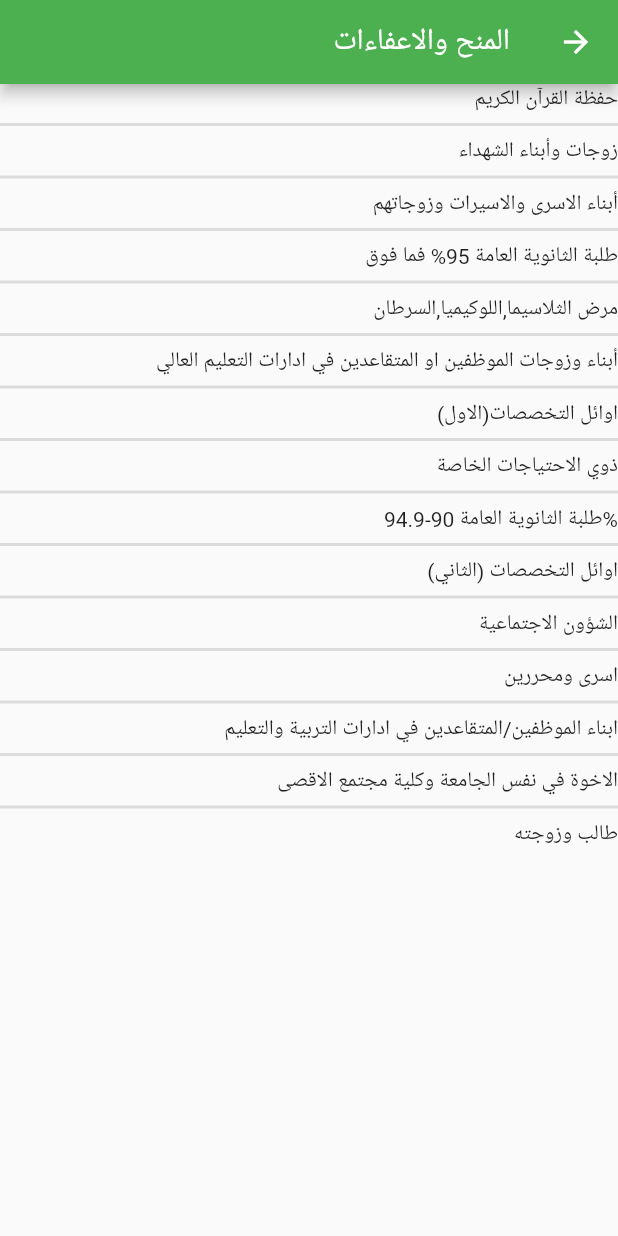
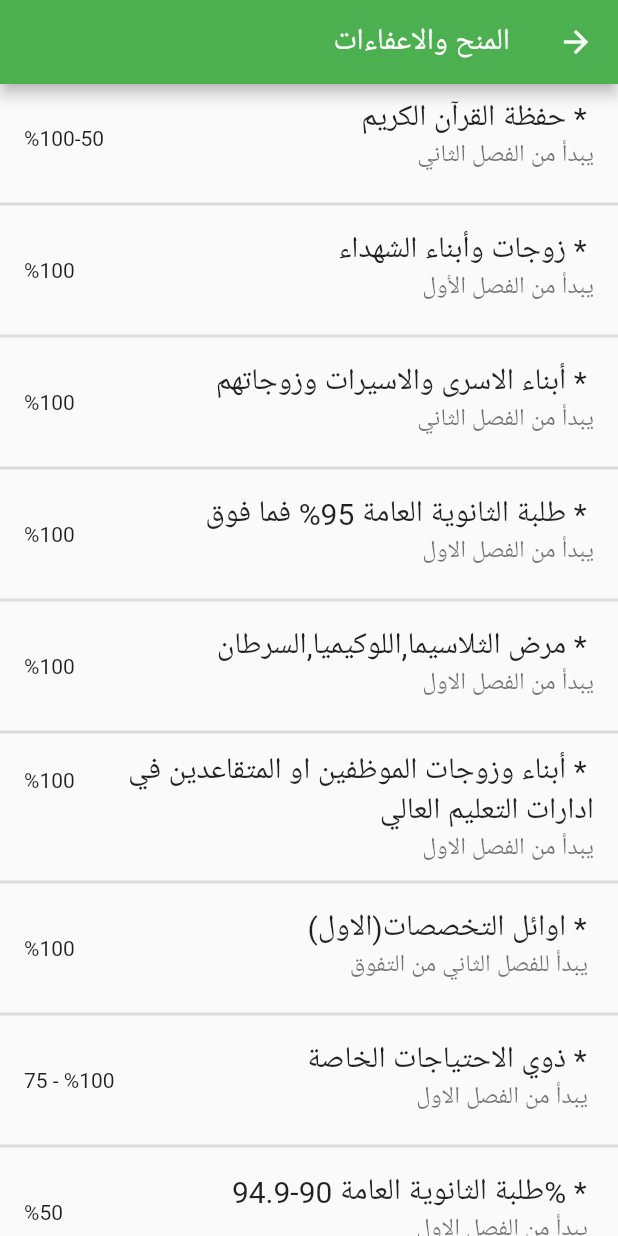
Before and after one commit to RamadanJawad/project_unv, a Flutter app: the DetailsScreen screen opened by its route, on a phone screen of 412 x 824 dp. Run offline on Flutter 3.47's test engine with Material 2 defaults, Android fonts, the light colour scheme and no system bars; our stand-ins replace animated_splash_screen, google_fonts; Roboto replaces fonts that are missing (Cairo).

Commit message:
First Commit

```diff
--- a/lib/data/details.dart
+++ b/lib/data/details.dart
@@ -6,7 +6,7 @@ class DataDetails {
       "start": "يبدأ من الفصل الثاني",
       "details1":
           "يتم تحديد نسبة الاعفاء حسب نتيجة الطالب في الامتحان داخل المؤسسة الاكاديمية",
-      "details2": " ",
+      "details2": " يتم الاختبار فصليا وعلى ذلك يتم تقييم نسبة الاعفاء",
       "details3": " ",
       "exemption rate": "%100-50"
     },
@@ -92,6 +92,7 @@ class DataDetails {
       "details1": "ان لا يقل معدل الطالب الفصلي عن 80% بعدد 12 ساعة على الاقل",
       "details2": " ",
       "details3": " ",
+      "exemption rate": "%50"
     },
     {
       "name": "الشؤون الاجتماعية",
--- a/lib/screens/details_screen.dart
+++ b/lib/screens/details_screen.dart
@@ -50,7 +50,18 @@ class _DetailsScreenState extends State<DetailsScreen> {
                       }
                     });
                   },
-                  child: Text(DataDetails.data[index]['name']),
+                  child: ListTile(
+                    title: Text(
+                      " * ${DataDetails.data[index]['name']}",
+                      style: GoogleFonts.cairo(fontSize: 20),
+                    ),
+                    subtitle: Text(
+                      "${DataDetails.data[index]['start']}",
+                      style: GoogleFonts.cairo(fontSize: 16),
+                    ),
+                    trailing:
+                        Text("${DataDetails.data[index]['exemption rate']}"),
+                  ),
                 );
               })),
     );
--- a/lib/screens/home_screen.dart
+++ b/lib/screens/home_screen.dart
@@ -2,8 +2,8 @@ import 'package:flutter/material.dart';
 import 'package:flutter/src/foundation/key.dart';
 import 'package:flutter/src/widgets/framework.dart';
 import 'package:google_fonts/google_fonts.dart';
-import 'package:pro_unv/screens/tab1.dart';
-import 'package:pro_unv/screens/tab2.dart';
+import 'package:pro_unv/screens/tabs/tab1.dart';
+import 'package:pro_unv/screens/tabs/tab2.dart';
 
 class HomeScreen extends StatefulWidget {
   const HomeScreen({Key? key}) : super(key: key);
```
Also changed, not shown: lib/screens/screen4.dart (+9 -2 lines), lib/data/data.dart (line endings or trailing spaces), lib/screens/tabs/tab1.dart (renamed from lib/screens/tab1.dart), lib/screens/tabs/tab2.dart (renamed from lib/screens/tab2.dart).
